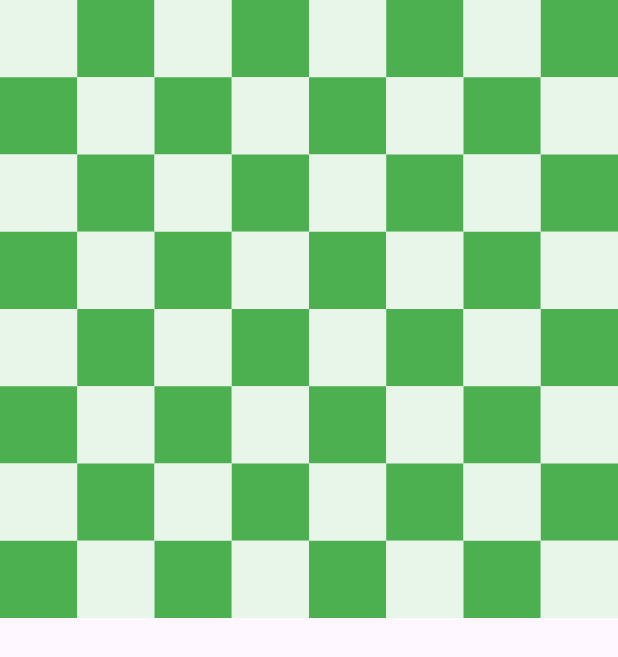
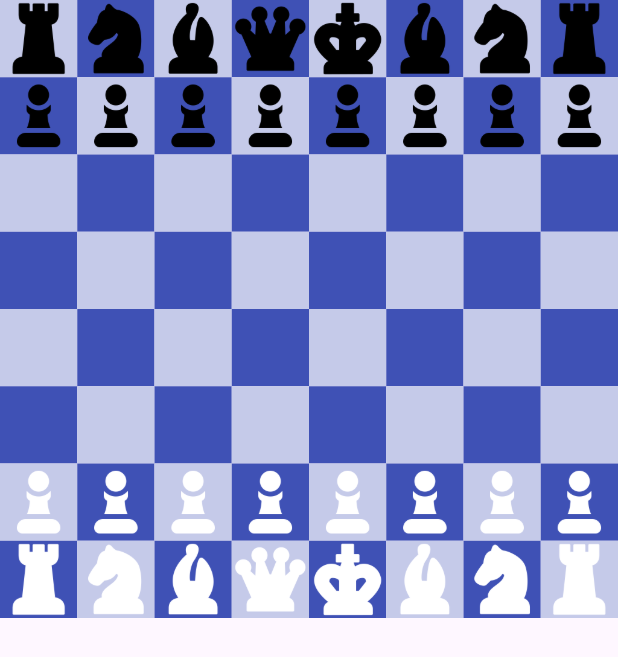
Before and after one commit to ptuxnet/Chess, a Flutter app: the screen it shows after launch, on a phone screen of 412 x 824 dp. Shown: the top 657 px of the screen. Run offline on Flutter 3.47's test engine with Material 3 defaults, Android fonts, the phone set to English and light mode, and no system bars.

Commit message:
feat(chess): position all black and white pieces on the board

```diff
--- a/lib/helper/helper_function.dart
+++ b/lib/helper/helper_function.dart
@@ -1,4 +1,4 @@
-bool isGreen(int index) {
+bool isWhite(int index) {
   int x = index % 8;
   int y = index ~/ 8;
   bool isGreen = (x + y) % 2 == 0;
--- /dev/null
+++ b/lib/widgets/pieces.dart
@@ -0,0 +1,13 @@
+enum PiecesType { pawn, rook, knight, bishop, queen, king }
+
+class ChessPiece {
+  final PiecesType type;
+  final bool isWhite;
+  final String imagePath;
+
+  ChessPiece({
+    required this.type,
+    required this.isWhite,
+    required this.imagePath,
+  });
+}
--- a/lib/widgets/square_box.dart
+++ b/lib/widgets/square_box.dart
@@ -1,11 +1,24 @@
+import 'package:chess/widgets/pieces.dart';
 import 'package:flutter/material.dart';
 
 class SquareBox extends StatelessWidget {
-  final bool isGreen;
-  const SquareBox({super.key, required this.isGreen});
+  final bool isWhite;
+  final ChessPiece? piece;
+  const SquareBox({super.key, required this.isWhite, required this.piece});
 
   @override
   Widget build(BuildContext context) {
-    return Container(color: isGreen ? Colors.green.shade50 : Colors.green);
+    return Container(
+      color: isWhite ? Colors.indigo[100] : Colors.indigo[500],
+      child: piece != null
+          ? FittedBox(
+              fit: BoxFit.contain,
+              child: Image.asset(
+                piece!.imagePath,
+                color: piece!.isWhite ? Colors.white : Colors.black,
+              ),
+            )
+          : null,
+    );
   }
 }
--- a/pubspec.yaml
+++ b/pubspec.yaml
@@ -2,7 +2,7 @@ name: chess
 description: "A new Flutter project."
 # The following line prevents the package from being accidentally published to
 # pub.dev using `flutter pub publish`. This is preferred for private packages.
-publish_to: 'none' # Remove this line if you wish to publish to pub.dev
+publish_to: "none" # Remove this line if you wish to publish to pub.dev
 
 # The following defines the version and build number for your application.
 # A version number is three numbers separated by dots, like 1.2.43
@@ -51,7 +51,6 @@ dev_dependencies:
 
 # The following section is specific to Flutter packages.
 flutter:
-
   # The following line ensures that the Material Icons font is
   # included with your application, so that you can use the icons in
   # the material Icons class.
@@ -61,6 +60,8 @@ flutter:
   # assets:
   #   - images/a_dot_burr.jpeg
   #   - images/a_dot_ham.jpeg
+  assets:
+    - assets/
 
   # An image asset can refer to one or more resolution-specific "variants", see
   # https://flutter.dev/to/resolution-aware-images
```
Also changed, not shown: lib/chess_board.dart (+125 -1 lines), assets/pawn.png.
